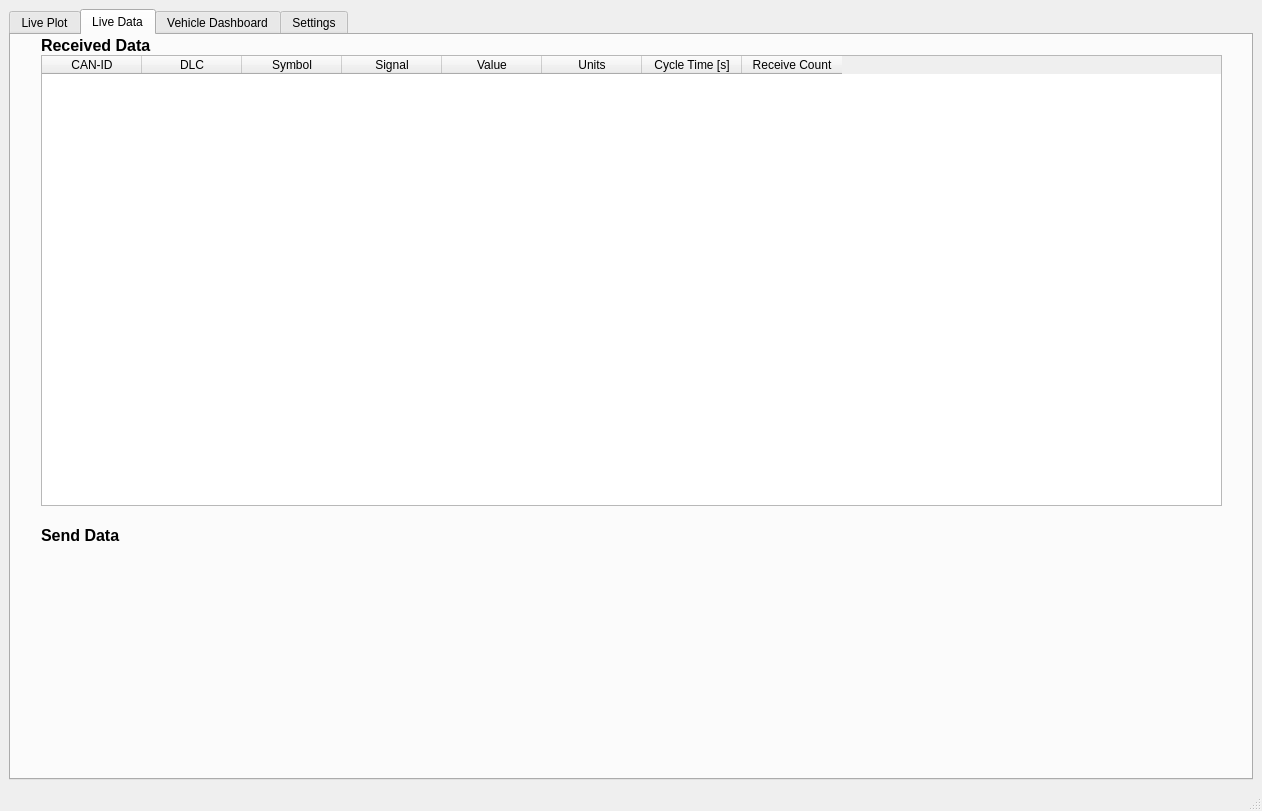
josephborromeo/WiCAN, file WiCAN_GUI/GUI/main_window.ui: the form before one commit.
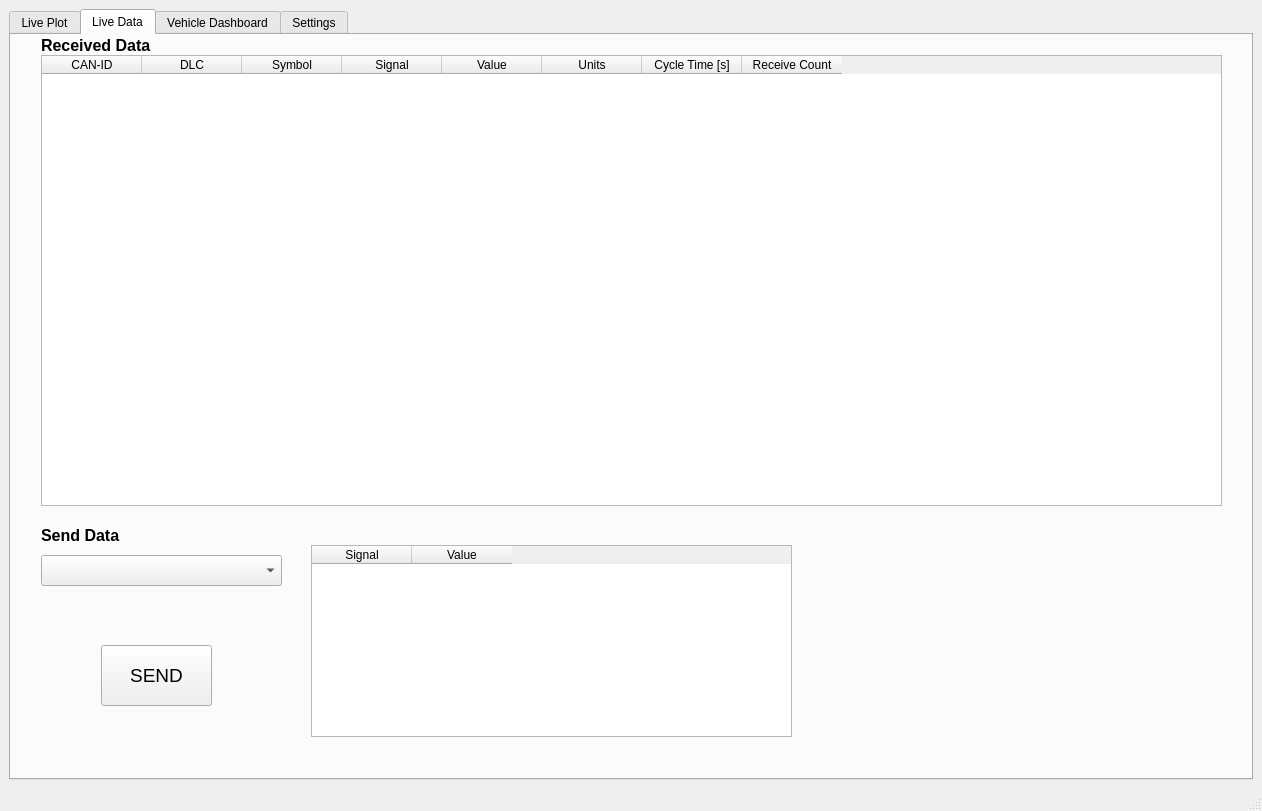
The form after the commit.

Commit message: Added send functionality to GUI

```diff
--- a/WiCAN_GUI/GUI/main_window.ui
+++ b/WiCAN_GUI/GUI/main_window.ui
@@ -298,6 +298,62 @@
          <string>Send Data</string>
         </property>
        </widget>
+       <widget class="QComboBox" name="CAN_msg_selector">
+        <property name="geometry">
+         <rect>
+          <x>30</x>
+          <y>520</y>
+          <width>241</width>
+          <height>31</height>
+         </rect>
+        </property>
+        <property name="font">
+         <font>
+          <pointsize>10</pointsize>
+         </font>
+        </property>
+        <property name="frame">
+         <bool>true</bool>
+        </property>
+       </widget>
+       <widget class="QTableWidget" name="CAN_sendDataTable">
+        <property name="geometry">
+         <rect>
+          <x>300</x>
+          <y>510</y>
+          <width>481</width>
+          <height>192</height>
+         </rect>
+        </property>
+        <column>
+         <property name="text">
+          <string>Signal</string>
+         </property>
+        </column>
+        <column>
+         <property name="text">
+          <string>Value</string>
+         </property>
+        </column>
+       </widget>
+       <widget class="QPushButton" name="send_msg_btn">
+        <property name="geometry">
+         <rect>
+          <x>90</x>
+          <y>610</y>
+          <width>111</width>
+          <height>61</height>
+         </rect>
+        </property>
+        <property name="font">
+         <font>
+          <pointsize>14</pointsize>
+         </font>
+        </property>
+        <property name="text">
+         <string>SEND</string>
+        </property>
+       </widget>
       </widget>
       <widget class="QWidget" name="tab_4">
        <attribute name="title">
```
The commit also changes 3 other files.
